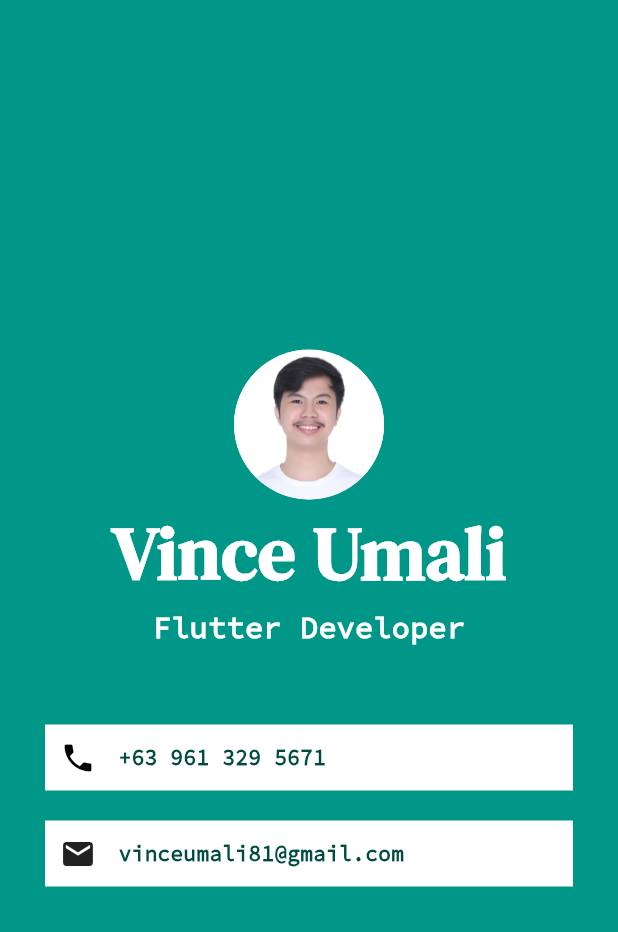
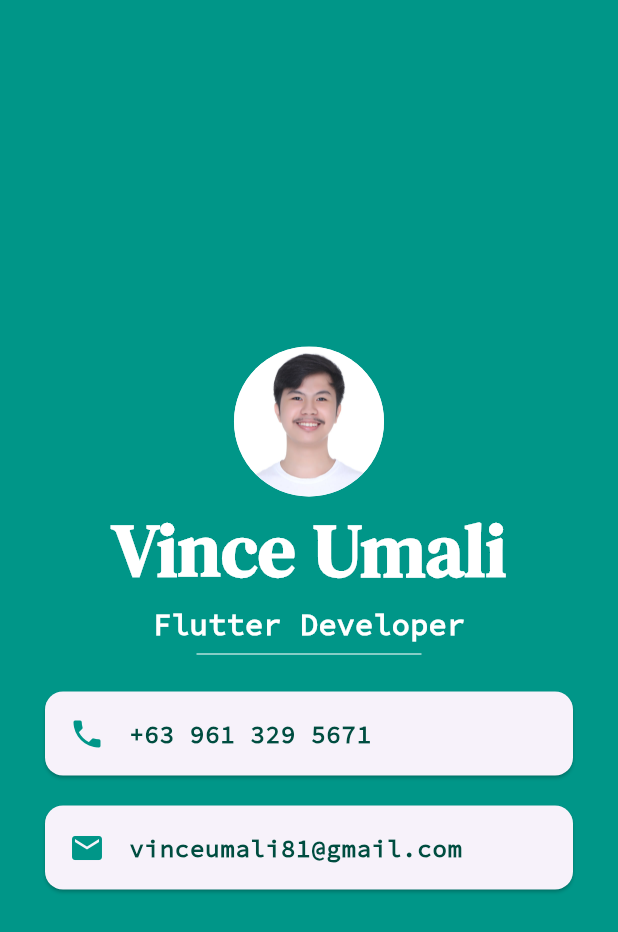
Before and after one commit to YEFRAMU/mycard_flutter, a Flutter app: the screen it shows after launch, on a phone screen of 412 x 824 dp. Shown: the top 932 px of the screen. Run offline on Flutter 3.47's test engine with Material 3 defaults, Android fonts, the phone set to English and light mode, and no system bars.

Commit message:
used Card and ListTile widget to finish the project

```diff
--- a/lib/main.dart
+++ b/lib/main.dart
@@ -42,15 +42,18 @@ class Myapp extends StatelessWidget {
                   color: Colors.white,
                 ),
               ),
-              Container(
-                color: Colors.white,
-                margin: EdgeInsets.fromLTRB(30, 50, 30, 0),
-                padding: EdgeInsets.all(10),
-                child: Row(
-                  children: [
-                    Icon(Icons.phone, color: Colors.black),
-                    SizedBox(width: 15),
-                    Text(
+              SizedBox(
+                height: 10,
+                width: 150,
+                child: Divider(
+                  color: Colors.teal[100],
+                ),
+              ),
+              Card(
+                margin: EdgeInsets.fromLTRB(30, 20, 30, 0),
+                child: ListTile(
+                  leading: Icon(Icons.phone, color: Colors.teal),
+                  title: Text(
                     "+63 961 329 5671",
                     style: TextStyle(
                       color: Colors.teal[900],
@@ -58,26 +61,20 @@ class Myapp extends StatelessWidget {
                       fontFamily: 'SourceCodePro',
                     ),
                   ),
-                  ],
                 ),
               ),
-              Container(
-                color: Colors.white,
+              Card(
                 margin: EdgeInsets.fromLTRB(30, 20, 30, 0),
-                padding: EdgeInsets.all(10),
-                child: Row(
-                  children: [
-                    Icon(Icons.email),
-                    SizedBox(width: 15),
-                    Text(
+                child: ListTile(
+                  leading: Icon(Icons.email, color: Colors.teal),
+                  title: Text(
                     "vinceumali81@gmail.com",
                     style: TextStyle(
                       fontFamily: "SourceCodePro",
+                      fontWeight: FontWeight.bold,
                       color: Colors.teal[900],
-                        fontWeight: FontWeight.bold,
                     ),
                   ),
-                  ],
                 ),
               ),
             ],
```
Lines whose indentation alone changed are shown as unchanged.
